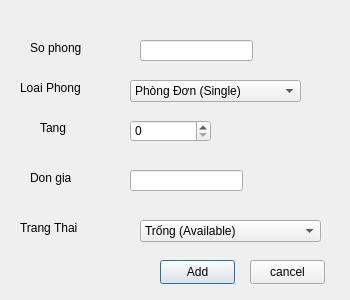
The window that roomdialog.ui (nhan17025/PBL2) describes before a commit, drawn with Qt 5.
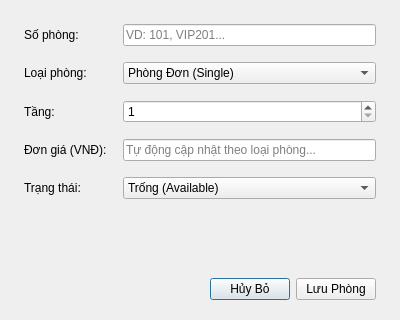
The same window after the commit.

Patch:
```diff
--- a/roomdialog.ui
+++ b/roomdialog.ui
@@ -6,84 +6,60 @@
    <rect>
     <x>0</x>
     <y>0</y>
-    <width>350</width>
-    <height>300</height>
+    <width>400</width>
+    <height>320</height>
    </rect>
   </property>
   <property name="windowTitle">
    <string>Dialog</string>
   </property>
+  <layout class="QVBoxLayout" name="verticalLayout">
+   <property name="leftMargin">
+    <number>24</number>
+   </property>
+   <property name="topMargin">
+    <number>24</number>
+   </property>
+   <property name="rightMargin">
+    <number>24</number>
+   </property>
+   <property name="bottomMargin">
+    <number>20</number>
+   </property>
+   
+   <item>
+    <layout class="QFormLayout" name="formLayout">
+     <property name="horizontalSpacing">
+      <number>16</number>
+     </property>
+     <property name="verticalSpacing">
+      <number>16</number>
+     </property>
+     
+     <item row="0" column="0">
   <widget class="QLabel" name="labelRoomNumber">
-   <property name="geometry">
-    <rect>
-     <x>30</x>
-     <y>40</y>
-     <width>71</width>
-     <height>16</height>
-    </rect>
-   </property>
    <property name="text">
-    <string>So phong</string>
-   </property>
-  </widget>
-  <widget class="QLabel" name="labelRoomType">
-   <property name="geometry">
-    <rect>
-     <x>20</x>
-     <y>80</y>
-     <width>81</width>
-     <height>16</height>
-    </rect>
-   </property>
-   <property name="text">
-    <string>Loai Phong</string>
-   </property>
-  </widget>
-  <widget class="QLabel" name="labelFloor">
-   <property name="geometry">
-    <rect>
-     <x>40</x>
-     <y>120</y>
-     <width>49</width>
-     <height>16</height>
-    </rect>
-   </property>
-   <property name="text">
-    <string>Tang</string>
-   </property>
-  </widget>
-  <widget class="QLabel" name="labelPrice">
-   <property name="geometry">
-    <rect>
-     <x>30</x>
-     <y>170</y>
-     <width>49</width>
-     <height>16</height>
-    </rect>
-   </property>
-   <property name="text">
-    <string>Don gia</string>
-   </property>
-  </widget>
+        <string>Số phòng:</string>
+       </property>
+      </widget>
+     </item>
+     <item row="0" column="1">
   <widget class="QLineEdit" name="txtRoomNumber">
-   <property name="geometry">
-    <rect>
-     <x>140</x>
-     <y>40</y>
-     <width>113</width>
-     <height>21</height>
-    </rect>
-   </property>
-  </widget>
+       <property name="placeholderText">
+        <string>VD: 101, VIP201...</string>
+       </property>
+      </widget>
+     </item>
+     
+     <item row="1" column="0">
+      <widget class="QLabel" name="labelRoomType">
+       <property name="text">
+        <string>Loại phòng:</string>
+       </property>
+      </widget>
+     </item>
+     <item row="1" column="1">
   <widget class="QComboBox" name="cbRoomType">
-   <property name="geometry">
-    <rect>
-     <x>130</x>
-     <y>80</y>
-     <width>171</width>
-     <height>22</height>
-    </rect>
-   </property>
    <item>
     <property name="text">
      <string>Phòng Đơn (Single)</string>
@@ -100,64 +76,50 @@
     </property>
    </item>
   </widget>
+     </item>
+     
+     <item row="2" column="0">
+      <widget class="QLabel" name="labelFloor">
+       <property name="text">
+        <string>Tầng:</string>
+       </property>
+      </widget>
+     </item>
+     <item row="2" column="1">
   <widget class="QSpinBox" name="spinFloor">
-   <property name="geometry">
-    <rect>
-     <x>130</x>
-     <y>120</y>
-     <width>81</width>
-     <height>22</height>
-    </rect>
-   </property>
-  </widget>
-  <widget class="QPushButton" name="btnAdd">
-   <property name="geometry">
-    <rect>
-     <x>160</x>
-     <y>260</y>
-     <width>75</width>
-     <height>24</height>
-    </rect>
-   </property>
+       <property name="minimum">
+        <number>1</number>
+       </property>
+      </widget>
+     </item>
+     
+     <item row="3" column="0">
+      <widget class="QLabel" name="labelPrice">
    <property name="text">
-    <string>Add</string>
-   </property>
-  </widget>
-  <widget class="QPushButton" name="btnCancel">
-   <property name="geometry">
-    <rect>
-     <x>250</x>
-     <y>260</y>
-     <width>75</width>
-     <height>24</height>
-    </rect>
-   </property>
-   <property name="text">
-    <string>cancel</string>
-   </property>
-  </widget>
+        <string>Đơn giá (VNĐ):</string>
+       </property>
+      </widget>
+     </item>
+     <item row="3" column="1">
+      <widget class="QLineEdit" name="spinPrice">
+       <property name="readOnly">
+        <bool>true</bool>
+       </property>
+       <property name="placeholderText">
+        <string>Tự động cập nhật theo loại phòng...</string>
+       </property>
+      </widget>
+     </item>
+     
+     <item row="4" column="0">
   <widget class="QLabel" name="labelState">
-   <property name="geometry">
-    <rect>
-     <x>20</x>
-     <y>220</y>
-     <width>71</width>
-     <height>16</height>
-    </rect>
-   </property>
    <property name="text">
-    <string>Trang Thai</string>
-   </property>
-  </widget>
+        <string>Trạng thái:</string>
+       </property>
+      </widget>
+     </item>
+     <item row="4" column="1">
   <widget class="QComboBox" name="cbState">
-   <property name="geometry">
-    <rect>
-     <x>140</x>
-     <y>220</y>
-     <width>181</width>
-     <height>22</height>
-    </rect>
-   </property>
    <item>
     <property name="text">
      <string>Trống (Available)</string>
@@ -169,19 +131,61 @@
     </property>
    </item>
   </widget>
-  <widget class="QLineEdit" name="spinPrice">
-   <property name="geometry">
-    <rect>
-     <x>130</x>
-     <y>170</y>
-     <width>113</width>
-     <height>21</height>
-    </rect>
-   </property>
-   <property name="readOnly">
-    <bool>true</bool>
-   </property>
-  </widget>
+     </item>
+    </layout>
+   </item>
+   <item>
+    <spacer name="verticalSpacer">
+     <property name="orientation">
+      <enum>Qt::Vertical</enum>
+     </property>
+     <property name="sizeHint" stdset="0">
+      <size>
+       <width>20</width>
+       <height>20</height>
+      </size>
+     </property>
+    </spacer>
+   </item>
+   
+   <item>
+    <layout class="QHBoxLayout" name="horizontalLayout">
+     <item>
+      <spacer name="horizontalSpacer">
+       <property name="orientation">
+        <enum>Qt::Horizontal</enum>
+       </property>
+       <property name="sizeHint" stdset="0">
+        <size>
+         <width>40</width>
+         <height>20</height>
+        </size>
+       </property>
+      </spacer>
+     </item>
+     <item>
+      <widget class="QPushButton" name="btnCancel">
+       <property name="text">
+        <string>Hủy Bỏ</string>
+       </property>
+       <property name="cursor">
+        <cursorShape>PointingHandCursor</cursorShape>
+       </property>
+      </widget>
+     </item>
+     <item>
+      <widget class="QPushButton" name="btnAdd">
+       <property name="text">
+        <string>Lưu Phòng</string>
+       </property>
+       <property name="cursor">
+        <cursorShape>PointingHandCursor</cursorShape>
+       </property>
+      </widget>
+     </item>
+    </layout>
+   </item>
+  </layout>
  </widget>
  <resources/>
  <connections/>
```
Left out of the diff: 2 changed lines with no effect on the pictures. Lines whose indentation alone changed are shown as unchanged.
